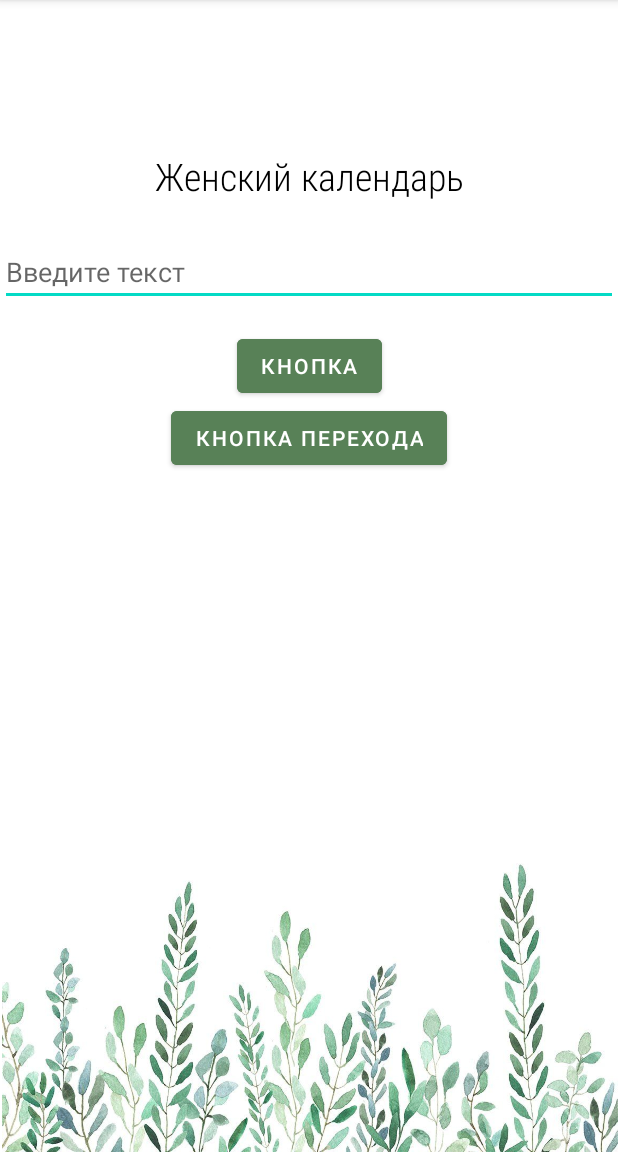
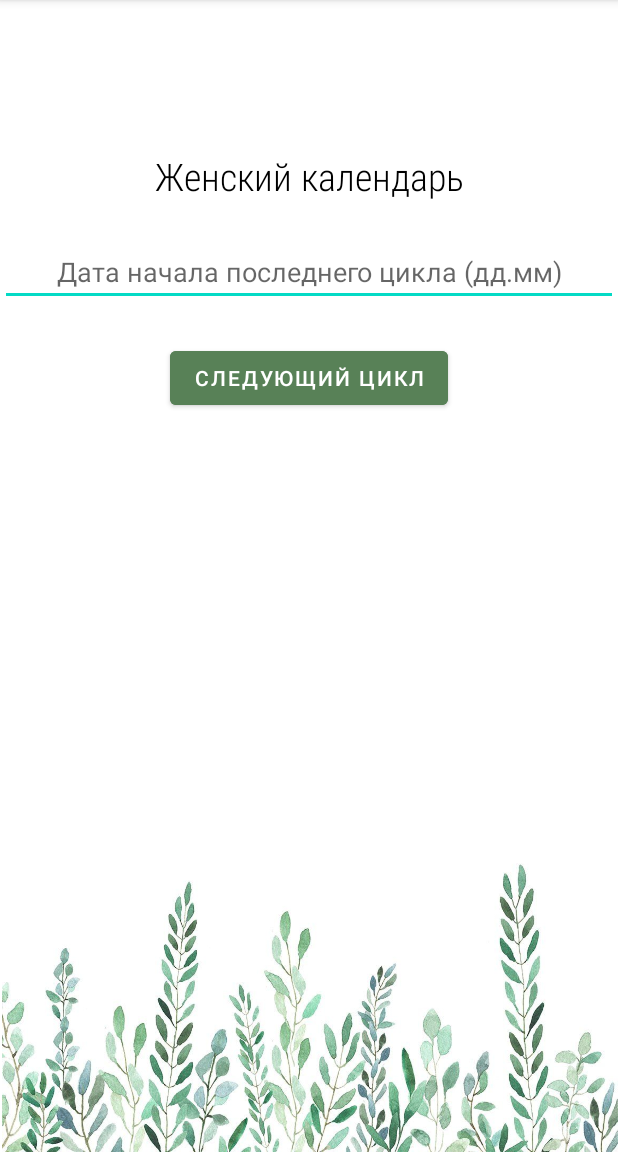
Before and after one commit to skityova/WCalendar, an Android app: the screen it shows after launch (MainActivity), on a phone screen of 412 x 824 dp, the part 84-1236 px from its top. Run offline under Robolectric (Android 15) with nearby library versions, the phone set to English and light mode, and no system bars.

Commit message:
Добавлен обмен данными между Fragment'ами

```diff
--- a/app/src/main/AndroidManifest.xml
+++ b/app/src/main/AndroidManifest.xml
@@ -12,9 +12,6 @@
         android:theme="@style/Theme.WCalendar"
         tools:targetApi="31">
         <activity
-            android:name=".SecondActivity"
-            android:exported="false" />
-        <activity
             android:name=".MainActivity"
             android:exported="true">
             <intent-filter>
--- a/app/src/main/java/com/corylab/wcalendar/FirstFragment.java
+++ b/app/src/main/java/com/corylab/wcalendar/FirstFragment.java
@@ -26,7 +26,7 @@ public class FirstFragment extends Fragment {
 
         getParentFragmentManager().setFragmentResultListener("results",
                 this, (requestKey, result) -> {
-            String transmitted = result.getString("text2");
+            String transmitted = result.getString("info");
             binding.transmittedText.setText(transmitted);
         });
 
@@ -76,16 +76,14 @@ public class FirstFragment extends Fragment {
     @Override
     public void onViewCreated(@NonNull View view, Bundle savedInstance) {
         binding.titleText.setText("Женский календарь");
-        binding.editText.setHint("Введите текст");
         binding.grassImage.setImageResource(R.drawable.img_1);
-        binding.button.setText(R.string.main_button);
 
-        binding.intentButton.setOnClickListener(v -> {
-            Log.i("clickButton","Кнопка нажата 2");
+        binding.calcButton.setOnClickListener(v -> {
+            Log.i("calcButton","Кнопка нажата");
 
             Fragment fragment = new SecondFragment();
             Bundle args = new Bundle();
-            args.putString("text1", binding.editText.getText().toString());
+            args.putString("lastCycle", binding.lastCycleEditText.getText().toString());
             fragment.setArguments(args);
 
             FragmentManager fragmentManager = getActivity().getSupportFragmentManager();
@@ -94,9 +92,5 @@ public class FirstFragment extends Fragment {
             fragmentTransaction.addToBackStack(null);
             fragmentTransaction.commit();
         });
-
-        binding.button.setOnClickListener(v -> {
-            Log.i("clickButton","Кнопка нажата");
-        });
     }
 }
--- a/app/src/main/res/layout/fragment_first.xml
+++ b/app/src/main/res/layout/fragment_first.xml
@@ -30,34 +30,27 @@
         app:srcCompat="@drawable/img_1" />
 
     <EditText
-        android:id="@+id/editText"
+        android:id="@+id/lastCycleEditText"
         android:layout_width="match_parent"
         android:layout_height="wrap_content"
         android:layout_marginTop="24dp"
+        android:hint="Дата начала последнего цикла (дд.мм)"
+        android:textAlignment="center"
         app:layout_constraintEnd_toEndOf="parent"
         app:layout_constraintStart_toStartOf="parent"
-        app:layout_constraintTop_toBottomOf="@+id/title_text" />
+        app:layout_constraintTop_toBottomOf="@+id/title_text"
+        tools:ignore="HardcodedText" />
 
     <Button
-        android:id="@+id/button"
+        android:id="@+id/calcButton"
         android:layout_width="wrap_content"
         android:layout_height="wrap_content"
-        android:layout_marginTop="16dp"
-        android:backgroundTint="@color/green"
-        android:text="@string/main_button"
-        app:layout_constraintEnd_toEndOf="parent"
-        app:layout_constraintStart_toStartOf="parent"
-        app:layout_constraintTop_toBottomOf="@+id/editText" />
-
-    <Button
-        android:id="@+id/intent_button"
-        android:layout_width="wrap_content"
-        android:layout_height="wrap_content"
+        android:layout_marginTop="24dp"
         android:backgroundTint="@color/green"
         android:text="@string/transmittion_button"
         app:layout_constraintEnd_toEndOf="parent"
         app:layout_constraintStart_toStartOf="parent"
-        app:layout_constraintTop_toBottomOf="@+id/button" />
+        app:layout_constraintTop_toBottomOf="@+id/lastCycleEditText" />
 
     <TextView
         android:id="@+id/transmitted_text"
@@ -69,6 +62,6 @@
         android:textSize="@dimen/text_size"
         app:layout_constraintEnd_toEndOf="parent"
         app:layout_constraintStart_toStartOf="parent"
-        app:layout_constraintTop_toBottomOf="@+id/intent_button" />
+        app:layout_constraintTop_toBottomOf="@+id/calcButton" />
 
 </androidx.constraintlayout.widget.ConstraintLayout>
--- a/app/src/main/res/values/strings.xml
+++ b/app/src/main/res/values/strings.xml
@@ -3,7 +3,8 @@
 
     <string name="main_button">Кнопка</string>
     <string name="main_title">Женский календарь</string>
-    <string name="transmittion_button">Кнопка перехода</string>
+    <string name="transmittion_button">Следующий цикл</string>
+    <string name="return_button">Вернуться</string>
     <!-- TODO: Remove or change this placeholder text -->
     <string name="hello_blank_fragment">Hello blank fragment</string>
 </resources>
```
Also changed, not shown: app/src/main/java/com/corylab/wcalendar/SecondActivity.java (deleted, +0 -36 lines), app/src/main/java/com/corylab/wcalendar/SecondFragment.java (+22 -4 lines), app/src/main/res/layout/activity_second.xml (+4 -4 lines), app/src/main/res/layout/fragment_second.xml (+5 -5 lines).
